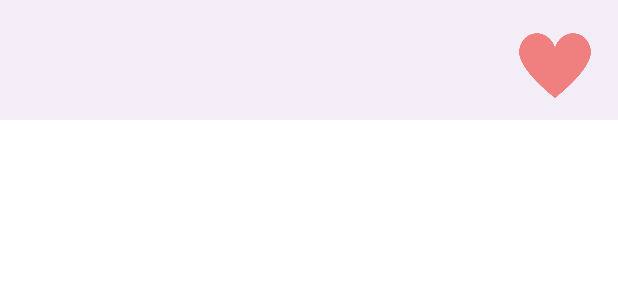
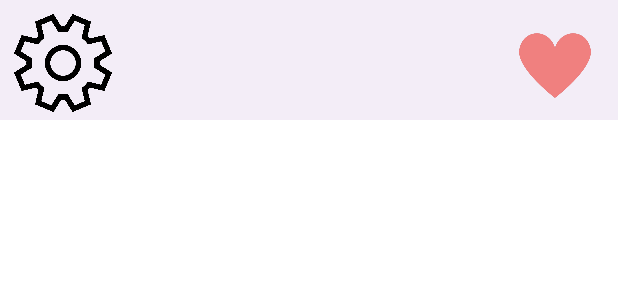
Before and after one commit to entr0pie/MidnightCafe, an Android app built with Jetpack Compose: the @Preview function BottomBarPreview, on a phone screen of 412 x 824 dp. Shown: the top 300 px of the screen. Run offline under Robolectric (Android 15) with nearby library versions, the phone set to English and light mode, and no system bars.

Commit message:
feat: management route

```diff
--- a/app/src/main/java/tandera/hackerspace/midnightcafe/MainActivity.kt
+++ b/app/src/main/java/tandera/hackerspace/midnightcafe/MainActivity.kt
@@ -14,6 +14,7 @@ import androidx.navigation.compose.NavHost
 import androidx.navigation.compose.composable
 import androidx.navigation.compose.rememberNavController
 import tandera.hackerspace.midnightcafe.services.http.RecipeHttpStepper
+import tandera.hackerspace.midnightcafe.ui.screens.management.ManagementScreen
 import tandera.hackerspace.midnightcafe.ui.screens.profile.ProfileScreen
 import tandera.hackerspace.midnightcafe.ui.screens.tinder.RecipeDetailsScreen
 import tandera.hackerspace.midnightcafe.ui.screens.tinder.TinderScreen
@@ -45,5 +46,6 @@ fun NavigationGraph(navController: NavHostController = rememberNavController())
         composable("tinder") { TinderScreen(navController, RecipeHttpStepper()) }
         composable("details") { RecipeDetailsScreen(navController) }
         composable("profile") { ProfileScreen(navController) }
+        composable("management") { ManagementScreen(navController) }
     }
 }
--- a/app/src/main/java/tandera/hackerspace/midnightcafe/ui/components/common/bars/BottomBar.kt
+++ b/app/src/main/java/tandera/hackerspace/midnightcafe/ui/components/common/bars/BottomBar.kt
@@ -1,5 +1,6 @@
 package tandera.hackerspace.midnightcafe.ui.components.common.bars
 
+import androidx.annotation.DrawableRes
 import androidx.compose.foundation.Image
 import androidx.compose.foundation.clickable
 import androidx.compose.foundation.layout.Arrangement
@@ -15,25 +16,51 @@ import androidx.compose.ui.unit.dp
 import tandera.hackerspace.midnightcafe.R
 
 @Composable
-fun BottomBar(modifier: Modifier = Modifier, onProfileClick: () -> Unit = {}) {
+fun BottomBar(
+    modifier: Modifier = Modifier,
+    onProfileClick: () -> Unit = {},
+    onManagementClick: () -> Unit = {}
+) {
     BottomAppBar {
         Row(
-            modifier = Modifier
+            modifier = modifier
                 .fillMaxSize()
                 .padding(4.dp),
-            horizontalArrangement = Arrangement.End
+            horizontalArrangement = Arrangement.SpaceBetween
         ) {
+            ManagementButton(onClick = onManagementClick)
             ProfileButton(onClick = onProfileClick)
         }
     }
 }
 
 @Composable
-fun ProfileButton(modifier: Modifier = Modifier, onClick: () -> Unit) {
+fun ManagementButton(modifier: Modifier = Modifier, onClick: () -> Unit) = BarButton(
+    image = R.drawable.mangement_icon,
+    description = "Manage some recipes",
+    modifier = modifier,
+    onClick = onClick
+)
+
+@Composable
+fun ProfileButton(modifier: Modifier = Modifier, onClick: () -> Unit) = BarButton(
+    image = R.drawable.heart_icon,
+    description = "Enter into the profile",
+    modifier = modifier,
+    onClick = onClick
+)
+
+@Composable
+fun BarButton(
+    @DrawableRes image: Int,
+    description: String,
+    modifier: Modifier = Modifier,
+    onClick: () -> Unit
+) {
     Image(
-        painter = painterResource(id = R.drawable.heart_icon),
-        contentDescription = "Enter into the profile",
-        modifier = Modifier.clickable { onClick() }
+        painter = painterResource(id = image),
+        contentDescription = description,
+        modifier = modifier.clickable { onClick() }
     )
 }
 
```
Also changed, not shown: app/src/main/java/tandera/hackerspace/midnightcafe/ui/screens/management/ManagementScreen.kt (added, +10 -0 lines), app/src/main/java/tandera/hackerspace/midnightcafe/ui/screens/tinder/TinderScreen.kt (+4 -3 lines), app/src/main/res/drawable/mangement_icon.png (added).
